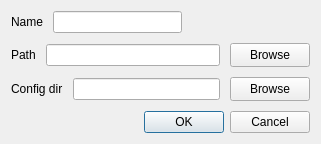
First picture: the form in Forms/EngineDialog.ui, repository Youda008/DoomRunner, before the edit.
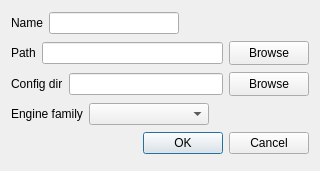
Second picture: the form after the edit. Icons and pictures are not drawn.

Commit message:
allow the user to select an engine family ...
... that determines which command line parameters are used

What changed in the file:
```diff
--- a/Forms/EngineDialog.ui
+++ b/Forms/EngineDialog.ui
@@ -9,17 +9,14 @@
    <rect>
     <x>0</x>
     <y>0</y>
-    <width>321</width>
-    <height>143</height>
+    <width>320</width>
+    <height>171</height>
    </rect>
   </property>
   <property name="windowTitle">
    <string>Engine properties</string>
   </property>
   <layout class="QVBoxLayout" name="verticalLayout">
-   <property name="spacing">
-    <number>10</number>
-   </property>
    <item>
     <layout class="QHBoxLayout" name="horizontalLayout_2">
      <item>
@@ -109,6 +106,40 @@
      </item>
     </layout>
    </item>
+   <item>
+    <layout class="QHBoxLayout" name="horizontalLayout_4">
+     <item>
+      <widget class="QLabel" name="familyLabel">
+       <property name="text">
+        <string>Engine family</string>
+       </property>
+      </widget>
+     </item>
+     <item>
+      <widget class="QComboBox" name="familyCmbBox">
+       <property name="minimumSize">
+        <size>
+         <width>120</width>
+         <height>0</height>
+        </size>
+       </property>
+      </widget>
+     </item>
+     <item>
+      <spacer name="horizontalSpacer_2">
+       <property name="orientation">
+        <enum>Qt::Horizontal</enum>
+       </property>
+       <property name="sizeHint" stdset="0">
+        <size>
+         <width>40</width>
+         <height>20</height>
+        </size>
+       </property>
+      </spacer>
+     </item>
+    </layout>
+   </item>
    <item>
     <widget class="QDialogButtonBox" name="buttonBox">
      <property name="orientation">
```
The commit also changes 13 other files.
